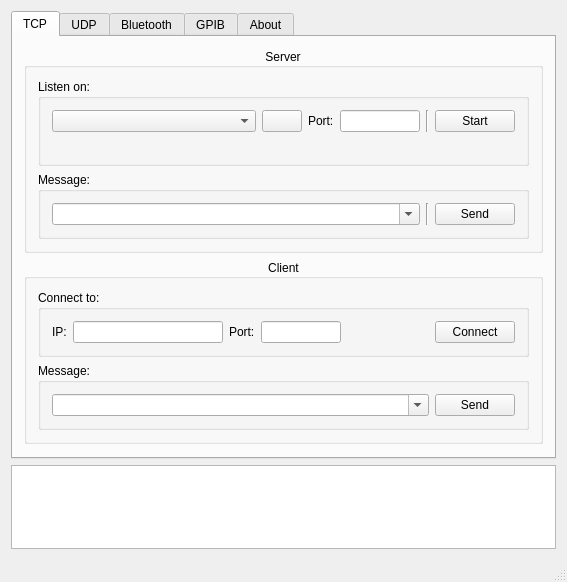
The window that mainwindow.ui (rookiepeng/comm-test) describes before a commit, drawn with Qt 5.
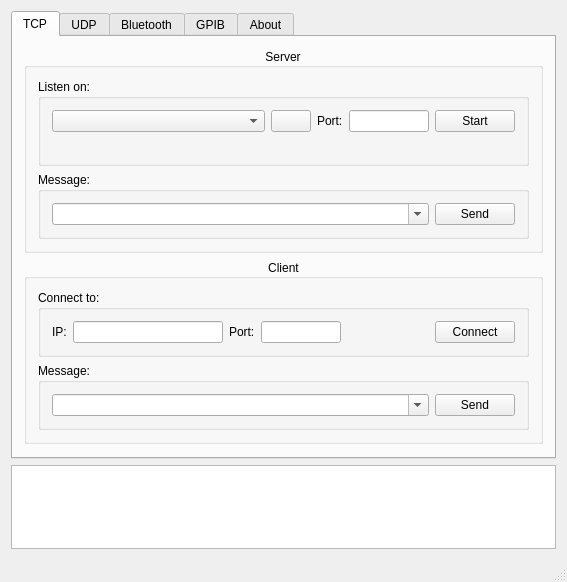
The same window after the commit. Icons and pictures are not drawn.

What changed in the file:
```diff
--- a/mainwindow.ui
+++ b/mainwindow.ui
@@ -129,13 +129,6 @@
                   </property>
                  </widget>
                 </item>
-                <item>
-                 <widget class="Line" name="line">
-                  <property name="orientation">
-                   <enum>Qt::Vertical</enum>
-                  </property>
-                 </widget>
-                </item>
                 <item>
                  <widget class="QPushButton" name="button_TcpServer">
                   <property name="text">
@@ -179,13 +172,6 @@
                   </property>
                  </widget>
                 </item>
-                <item>
-                 <widget class="Line" name="line_2">
-                  <property name="orientation">
-                   <enum>Qt::Vertical</enum>
-                  </property>
-                 </widget>
-                </item>
                 <item>
                  <widget class="QPushButton" name="button_TcpServerSend">
                   <property name="text">
```
Left out of the diff: 6 changed lines with no effect on the pictures.
